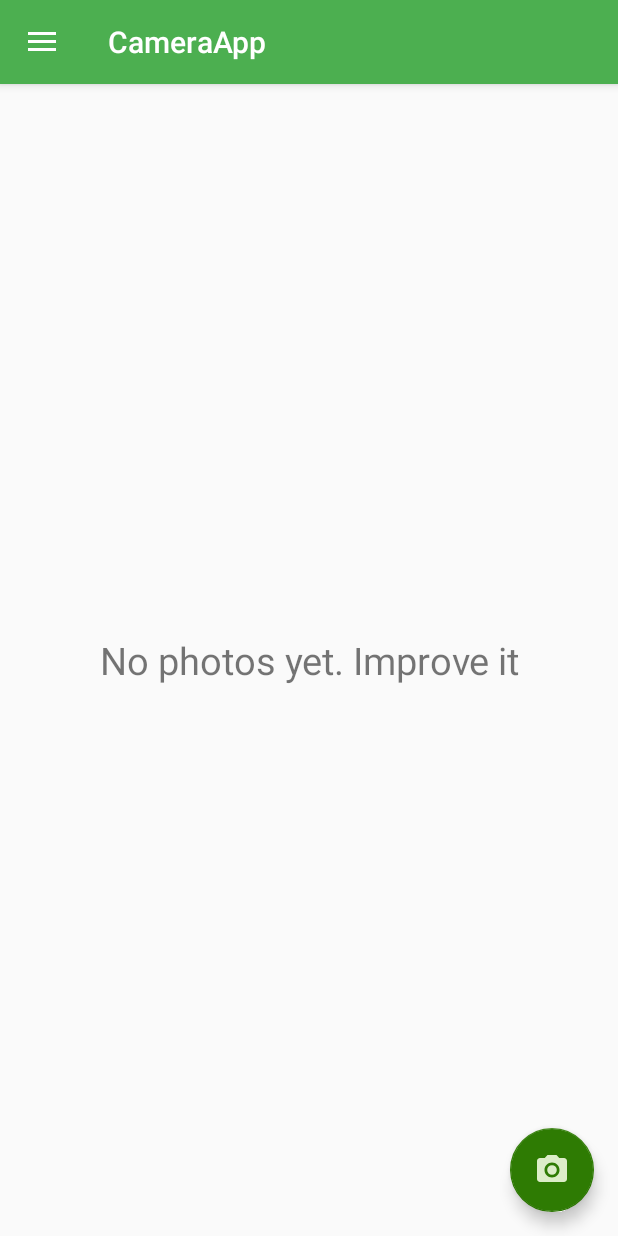
After one commit to eugenywisznewecki/BELHunt, an Android app: the fragment GalleryFragment placed in its activity, on a phone screen of 412 x 824 dp. The commit adds this screen. Run offline under Robolectric (Android 15) with nearby library versions, the phone set to English and light mode, and no system bars; our stand-ins replace Firebase (no records; nobody signed in at launch, a user with empty details on screens opened directly), Timber; libraries missing offline, so code that uses them is left out: com.crashlytics.android; pictures from the network do not load; 1 statement that could not run was skipped.

Commit message:
fragments

```diff
--- a/app/build.gradle
+++ b/app/build.gradle
@@ -107,6 +107,8 @@ dependencies {
     implementation 'com.google.android.gms:play-services-location:15.0.1'
     // ViewModel and LiveData
     implementation "android.arch.lifecycle:extensions:$AAC"
+    implementation 'com.android.support:support-v4:27.1.1'
+    implementation 'com.android.support:recyclerview-v7:27.1.1'
     annotationProcessor "android.arch.lifecycle:compiler:$AAC"
     implementation "com.google.dagger:dagger:$Dagger2"
     kapt "com.google.dagger:dagger-compiler:$Dagger2"
@@ -118,7 +120,7 @@ dependencies {
     implementation("com.github.bumptech.glide:recyclerview-integration:$GlideVersion") {
         transitive = false
     }
-   /* implementation('com.github.hotchemi:permissionsdispatcher:3.2.0') {
+    /* implementation('com.github.hotchemi:permissionsdispatcher:3.2.0') {
         exclude module: "support-v13"
     }
     annotationProcessor "com.github.hotchemi:permissionsdispatcher-processor:3.2.0"*/
--- a/app/src/main/AndroidManifest.xml
+++ b/app/src/main/AndroidManifest.xml
@@ -16,7 +16,6 @@
         android:name="android.hardware.location.network"
         android:required="true" />
 
-
     <!-- To auto-complete the email text field in the login form with the user's emails -->
     <uses-permission android:name="android.permission.GET_ACCOUNTS" />
     <uses-permission android:name="android.permission.READ_PROFILE" />
@@ -29,8 +28,6 @@
     <uses-permission android:name="android.permission.ACCESS_FINE_LOCATION" />
     <uses-permission android:name="android.permission.ACCESS_COARSE_LOCATION" />
     <uses-permission android:name="android.hardware.location.gps" />
-
-
 
     <uses-permission-sdk-23 android:name="android.permission.INTERNET" />
 
@@ -88,7 +85,6 @@
             android:label="Read Barcode"
             android:screenOrientation="portrait"
             android:theme="@style/Theme.AppCompat.NoActionBar" />
-
         <activity android:name=".activities.DetailActivity">
             <meta-data
                 android:name="android.support.PARENT_ACTIVITY"
@@ -98,6 +94,7 @@
         <meta-data
             android:name="io.fabric.ApiKey"
             android:value="409e91519688b19ada729fd39b28ec6415429089" />
+
     </application>
 
 </manifest>
--- /dev/null
+++ b/app/src/main/kotlin/bel/ink/bel/belhunt/fragments/GalleryFragment.kt
@@ -0,0 +1,69 @@
+package bel.ink.bel.belhunt.fragments
+
+import android.arch.lifecycle.Observer
+import android.arch.lifecycle.ViewModelProviders
+import android.os.Bundle
+import android.support.v4.app.Fragment
+import android.support.v4.app.FragmentActivity
+import android.support.v7.widget.GridLayoutManager
+import android.support.v7.widget.RecyclerView
+import android.view.LayoutInflater
+import android.view.View
+import android.view.ViewGroup
+import bel.ink.bel.belhunt.R
+import bel.ink.bel.belhunt.ui.adapters.GalleryAdapter
+import bel.ink.bel.belhunt.viewmodels.MainViewModel
+import kotlinx.android.synthetic.main.gallery_fragment.*
+import timber.log.Timber
+import java.io.File
+
+class GalleryFragment : Fragment() {
+
+
+    lateinit var myView: View
+
+    lateinit var mainViewModel: MainViewModel
+
+    private lateinit var listPhotosFiles: List<File>
+
+    private lateinit var galleryAdapter: GalleryAdapter
+
+
+    override fun onActivityCreated(savedInstanceState: Bundle?) {
+        super.onActivityCreated(savedInstanceState)
+
+
+        mainViewModel = ViewModelProviders.of(this).get(MainViewModel::class.java)
+
+        val liveListPhotos = mainViewModel.getLiveLisststPhotos()
+        liveListPhotos.observe(this, Observer { list ->
+            list?.let {
+                listPhotosFiles = list
+                onUpdateView()
+                Timber.d("++ observe fragment")
+            }
+        })
+    }
+
+    override fun onCreateView(inflater: LayoutInflater, container: ViewGroup?, savedInstanceState: Bundle?): View? {
+        myView = inflater.inflate(R.layout.gallery_fragment, container, false)
+        return myView
+    }
+
+    override fun onResume() {
+        super.onResume()
+
+        mainViewModel.getListPath()
+    }
+
+    fun onUpdateView() {
+        galleryAdapter = GalleryAdapter(activity!!.applicationContext, listPhotosFiles)
+        imageGalleryView.adapter = galleryAdapter
+        imageGalleryView.layoutManager = GridLayoutManager(activity, 3) as RecyclerView.LayoutManager
+        imageGalleryView.setHasFixedSize(false)
+        imageGalleryView.adapter.notifyDataSetChanged()
+
+    }
+
+
+}
--- a/app/src/main/kotlin/bel/ink/bel/belhunt/utilits/AppRouter.kt
+++ b/app/src/main/kotlin/bel/ink/bel/belhunt/utilits/AppRouter.kt
@@ -22,7 +22,7 @@ class AppRouter(val contextIn: Context) {
 
     fun openDelailActivity(file: File, position: Int) {
 
-        val intent = Intent(contextIn, DetailActivity::class.java).putExtra(FILE_PATH, file)
+        val intent = Intent(contextIn, DetailActivity::class.java).putExtra(FILE_PATH, file).addFlags(FLAG_ACTIVITY_NEW_TASK)
         intent.putExtra(POSITION, position)
         contextIn.startActivity(intent)
     }
--- a/app/src/main/res/layout/activity_main.xml
+++ b/app/src/main/res/layout/activity_main.xml
@@ -2,17 +2,89 @@
 <android.support.v4.widget.DrawerLayout xmlns:android="http://schemas.android.com/apk/res/android"
 
     xmlns:app="http://schemas.android.com/apk/res-auto"
+    xmlns:tools="http://schemas.android.com/tools"
     android:id="@+id/drawer_layout"
     android:layout_width="match_parent"
     android:layout_height="match_parent"
     android:fitsSystemWindows="true">
 
-    <include
-        layout="@layout/app_bar_main"
+
+    <LinearLayout
         android:layout_width="match_parent"
-        android:layout_height="match_parent" />
+        android:layout_height="match_parent">
+
+        <android.support.design.widget.CoordinatorLayout
+            android:layout_width="match_parent"
+            android:layout_height="match_parent"
+            tools:context=".activities.MainActivity">
+
+            <android.support.design.widget.AppBarLayout
+                android:layout_width="match_parent"
+                android:layout_height="wrap_content"
+                android:theme="@style/AppTheme.AppBarOverlay">
+
+                <android.support.v7.widget.Toolbar
+                    android:id="@+id/toolbar"
+                    android:layout_width="match_parent"
+                    android:layout_height="?attr/actionBarSize"
+                    android:background="?attr/colorPrimary"
+                    app:popupTheme="@style/AppTheme.PopupOverlay" />
 
 
+            </android.support.design.widget.AppBarLayout>
+
+
+            <android.support.constraint.ConstraintLayout
+                android:id="@+id/flContent"
+                android:layout_width="match_parent"
+                android:layout_height="match_parent"
+                app:layout_behavior="@string/appbar_scrolling_view_behavior"
+                >
+
+                <FrameLayout
+                    android:id="@+id/content_frame"
+                    android:layout_width="match_parent"
+                    android:layout_height="match_parent"
+                    android:orientation="vertical">
+<!--
+                    <android.support.v7.widget.RecyclerView
+                        android:id="@+id/imageGalleryView"
+                        android:layout_width="match_parent"
+                        android:layout_height="match_parent"
+                        android:transitionName="@string/gallery_transition" />-->
+
+                </FrameLayout>
+
+                <TextView
+                    android:id="@+id/notifyNoPhotoView"
+                    android:layout_width="match_parent"
+                    android:layout_height="match_parent"
+                    android:gravity="center"
+                    android:text="@string/no_photos_yet"
+                    android:textSize="25dp"
+                    android:visibility="invisible"
+                    tools:visibility="visible" />
+
+
+            </android.support.constraint.ConstraintLayout>
+
+
+
+            <android.support.design.widget.FloatingActionButton
+                android:id="@+id/fab"
+                android:layout_width="wrap_content"
+                android:layout_height="wrap_content"
+                android:layout_gravity="bottom|end"
+                android:layout_margin="@dimen/fab_margin"
+                android:tint="@color/colorWhite"
+                app:elevation="6dp"
+                app:pressedTranslationZ="10dp"
+                app:srcCompat="@drawable/ic_menu_camera" />
+
+        </android.support.design.widget.CoordinatorLayout>
+
+
+    </LinearLayout>
 
 
     <android.support.design.widget.NavigationView
--- /dev/null
+++ b/app/src/main/res/layout/gallery_fragment.xml
@@ -0,0 +1,12 @@
+<?xml version="1.0" encoding="utf-8"?>
+<RelativeLayout xmlns:android="http://schemas.android.com/apk/res/android"
+    android:layout_width="match_parent"
+    android:layout_height="match_parent">
+
+    <android.support.v7.widget.RecyclerView
+        android:id="@+id/imageGalleryView"
+        android:layout_width="match_parent"
+        android:layout_height="match_parent"
+        android:transitionName="@string/gallery_transition" />
+
+</RelativeLayout>
--- a/app/src/main/res/layout/item_photo.xml
+++ b/app/src/main/res/layout/item_photo.xml
@@ -11,7 +11,6 @@
         android:id="@+id/img"
         android:layout_width="140dp"
         android:layout_height="140dp"
-        android:scaleType="centerCrop"
-        />
+        android:scaleType="centerCrop" />
 
 </LinearLayout>
--- a/app/src/main/res/menu/activity_main_drawer.xml
+++ b/app/src/main/res/menu/activity_main_drawer.xml
@@ -24,6 +24,11 @@
             android:icon="@drawable/weather_vector"
             android:title="@string/weather" />
 
+        <item
+            android:id="@+id/nav_animals_cataloque"
+            android:icon="@drawable/weather_vector"
+            android:title="@string/animals" />
+
     </group>
 
     <item android:title="@string/Profile">
--- a/app/src/main/res/values/dimens.xml
+++ b/app/src/main/res/values/dimens.xml
@@ -5,4 +5,5 @@
     <dimen name="nav_header_vertical_spacing">8dp</dimen>
     <dimen name="nav_header_height">130dp</dimen>
     <dimen name="fab_margin">16dp</dimen>
+    <dimen name="text_margin">16dp</dimen>
 </resources>
--- a/app/src/main/res/values/strings.xml
+++ b/app/src/main/res/values/strings.xml
@@ -71,6 +71,8 @@
     <string name="weatherByGPS">Forecast by your GPS location</string>
     <string name="action_share">Share</string>
     <string name="shareWith">Share with</string>
+    <string name="title_activity_animals">AnimalsActivity</string>
+    <string name="animals">Hunting Animals</string>
 
 
 </resources>
--- a/app/src/main/res/values/styles.xml
+++ b/app/src/main/res/values/styles.xml
@@ -34,5 +34,4 @@
     </style>
 
 
-
 </resources>
```
Also changed, not shown: app/src/main/kotlin/bel/ink/bel/belhunt/activities/MainActivity.kt (+30 -19 lines), app/src/main/kotlin/bel/ink/bel/belhunt/fragments/AnimalFragment.kt (added, +22 -0 lines), app/src/main/res/layout/app_bar_main.xml (deleted, +0 -38 lines), app/src/main/res/layout/content_main.xml (deleted, +0 -35 lines), app/src/main/res/layout/newdrawer.xml (added, +18 -0 lines), app/src/main/res/layout/secondlayout.xml (added, +11 -0 lines), app/src/main/assets/animals/listDeer.png (added), app/src/main/assets/animals/listDeer2.png (added), app/src/main/assets/animals/listDeer3.png (added), 2 other files.
